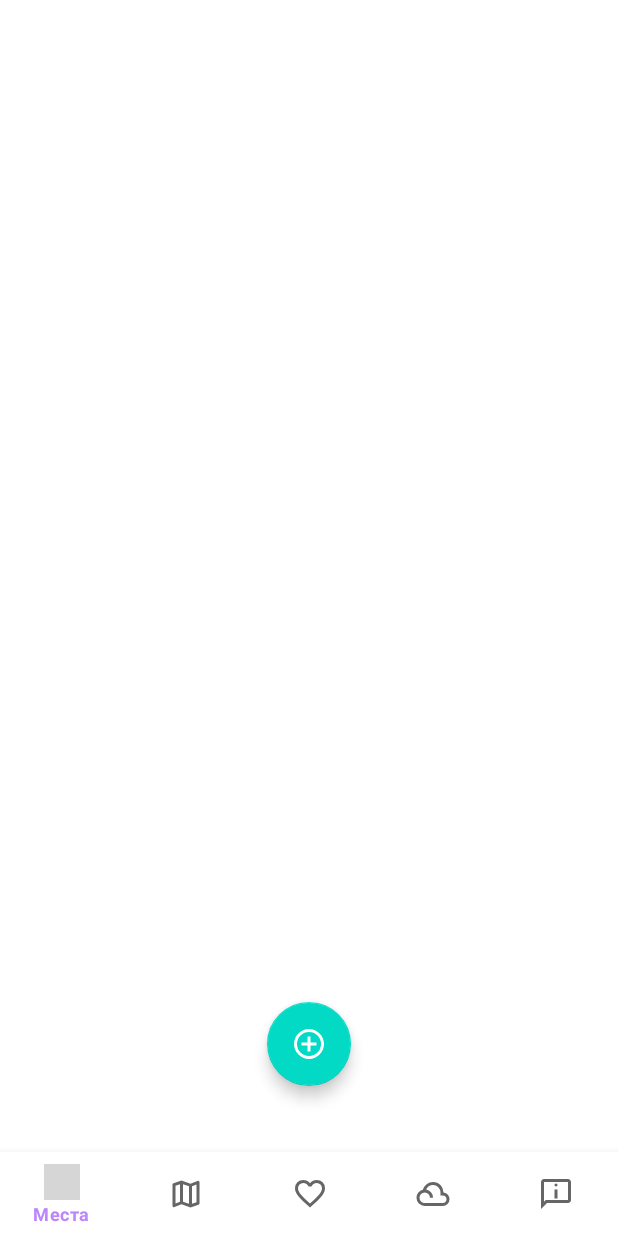
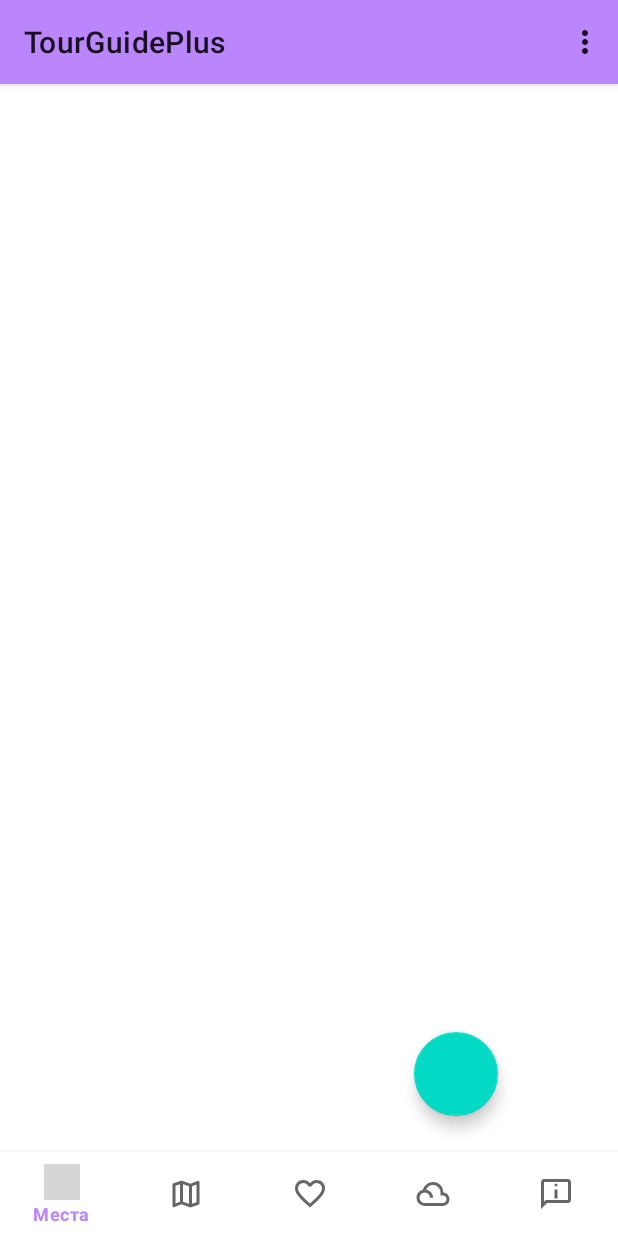
Before and after one commit to vadimkabeats/Tour, an Android app built with Jetpack Compose: the screen it shows after launch (MainActivity), on a phone screen of 412 x 824 dp. Run offline under Robolectric (Android 15) with nearby library versions, the phone set to English and light mode, and no system bars; our stand-ins replace Room's generated code, navigation-ui; grey boxes are pictures that could not be loaded.

Commit message:
Добавил тулбар для показа списка категорий

```diff
--- a/app/src/main/java/com/example/tourguideplus/MainActivity.kt
+++ b/app/src/main/java/com/example/tourguideplus/MainActivity.kt
@@ -1,12 +1,13 @@
 package com.example.tourguideplus
 
 import android.os.Bundle
+import android.view.Menu
+import android.view.MenuItem
 import androidx.appcompat.app.AppCompatActivity
 import androidx.navigation.findNavController
+import androidx.navigation.ui.setupWithNavController
 import com.example.tourguideplus.databinding.ActivityMainBinding
 import com.example.tourguideplus.ui.main.AddEditPlaceDialogFragment
-import androidx.navigation.ui.NavigationUI
-import androidx.navigation.ui.setupWithNavController
 import com.example.tourguideplus.ui.routes.AddEditRouteDialogFragment
 
 class MainActivity : AppCompatActivity() {
@@ -18,40 +19,51 @@ class MainActivity : AppCompatActivity() {
         binding = ActivityMainBinding.inflate(layoutInflater)
         setContentView(binding.root)
 
+        setSupportActionBar(binding.toolbar)
         val navController = findNavController(R.id.nav_host_fragment)
 
-        // Привязываем меню к NavController
+        // 1) Привязываем BottomNavigation к NavController
         binding.bottomNav.setupWithNavController(navController)
 
-
-        binding.bottomNav.setOnItemSelectedListener { menuItem ->
-            when (menuItem.itemId) {
-                R.id.placesFragment -> {
-                    navController.popBackStack(R.id.placesFragment, false)
-                    true
-                }
-                else -> NavigationUI.onNavDestinationSelected(menuItem, navController)
+        // 2) Показываем FAB только на вкладках "Места" и "Маршруты"
+        navController.addOnDestinationChangedListener { _, dest, _ ->
+            if (dest.id == R.id.placesFragment ||
+                dest.id == R.id.navigation_routes
+            ) {
+                binding.fabAddPlace.show()
+            } else {
+                binding.fabAddPlace.hide()
             }
         }
 
-        // FAB только на экранах Places и Routes
-        navController.addOnDestinationChangedListener { _, destination, _ ->
-            when (destination.id) {
-                R.id.placesFragment,
-                R.id.navigation_routes -> binding.fabAddPlace.show()
-                else -> binding.fabAddPlace.hide()
-            }
-        }
-
-
+        // 3) Обработка нажатия FAB: добавляем место или маршрут
         binding.fabAddPlace.setOnClickListener {
-            val dest = navController.currentDestination?.id
-            when (dest) {
-                R.id.placesFragment -> AddEditPlaceDialogFragment()
-                    .show(supportFragmentManager, "AddEditPlace")
-                R.id.navigation_routes -> AddEditRouteDialogFragment()
-                    .show(supportFragmentManager, "AddEditRoute")
+            when (navController.currentDestination?.id) {
+                R.id.placesFragment ->
+                    AddEditPlaceDialogFragment()
+                        .show(supportFragmentManager, "AddEditPlace")
+                R.id.navigation_routes ->
+                    AddEditRouteDialogFragment()
+                        .show(supportFragmentManager, "AddEditRoute")
             }
         }
     }
+
+    // --- overflow-меню для "Категорий" ---
+    override fun onCreateOptionsMenu(menu: Menu): Boolean {
+        menuInflater.inflate(R.menu.menu_main, menu)
+        return true
+    }
+
+    override fun onOptionsItemSelected(item: MenuItem): Boolean {
+        return when (item.itemId) {
+            R.id.menu_categories -> {
+                // Навигация к CategoriesFragment
+                findNavController(R.id.nav_host_fragment)
+                    .navigate(R.id.categoriesFragment)
+                true
+            }
+            else -> super.onOptionsItemSelected(item)
+        }
+    }
 }
--- a/app/src/main/java/com/example/tourguideplus/data/dao/CategoryDao.kt
+++ b/app/src/main/java/com/example/tourguideplus/data/dao/CategoryDao.kt
@@ -23,4 +23,10 @@ interface CategoryDao {
     @Transaction
     @Query("SELECT * FROM places WHERE id = :placeId")
     suspend fun getPlaceWithCategories(placeId: Long): PlaceWithCategories?
+
+    @Update
+    suspend fun updateCategory(cat: CategoryEntity)
+
+    @Delete
+    suspend fun deleteCategory(cat: CategoryEntity)
 }
--- /dev/null
+++ b/app/src/main/res/drawable/ic_category_24.xml
@@ -0,0 +1,9 @@
+<vector xmlns:android="http://schemas.android.com/apk/res/android"
+    android:width="24dp"
+    android:height="24dp"
+    android:viewportWidth="960"
+    android:viewportHeight="960">
+  <path
+      android:pathData="m260,440 l220,-360 220,360L260,440ZM700,880q-75,0 -127.5,-52.5T520,700q0,-75 52.5,-127.5T700,520q75,0 127.5,52.5T880,700q0,75 -52.5,127.5T700,880ZM120,860v-320h320v320L120,860ZM700,800q42,0 71,-29t29,-71q0,-42 -29,-71t-71,-29q-42,0 -71,29t-29,71q0,42 29,71t71,29ZM200,780h160v-160L200,620v160ZM402,360h156l-78,-126 -78,126ZM480,360ZM360,620ZM700,700Z"
+      android:fillColor="#e3e3e3"/>
+</vector>
--- a/app/src/main/res/layout/activity_main.xml
+++ b/app/src/main/res/layout/activity_main.xml
@@ -1,37 +1,46 @@
-<?xml version="1.0" encoding="utf-8"?>
 <androidx.coordinatorlayout.widget.CoordinatorLayout
     xmlns:android="http://schemas.android.com/apk/res/android"
     xmlns:app="http://schemas.android.com/apk/res-auto"
     android:layout_width="match_parent"
-    android:layout_height="match_parent"
-    android:fitsSystemWindows="true">
+    android:layout_height="match_parent">
 
-    <!-- Навигационный хост -->
+    <com.google.android.material.appbar.AppBarLayout
+        android:layout_width="match_parent"
+        android:layout_height="wrap_content"
+        android:theme="@style/ThemeOverlay.AppCompat.ActionBar">
+
+        <com.google.android.material.appbar.MaterialToolbar
+            android:id="@+id/toolbar"
+            android:layout_width="match_parent"
+            android:layout_height="?attr/actionBarSize"
+            app:title="@string/app_name"
+            app:popupTheme="@style/ThemeOverlay.AppCompat.Light"/>
+
+    </com.google.android.material.appbar.AppBarLayout>
+
     <fragment
         android:id="@+id/nav_host_fragment"
         android:name="androidx.navigation.fragment.NavHostFragment"
         android:layout_width="match_parent"
-        android:layout_height="match_parent"
+        android:layout_height="0dp"
+        android:layout_marginBottom="?attr/actionBarSize"
+        app:layout_behavior="@string/appbar_scrolling_view_behavior"
         app:defaultNavHost="true"
-        app:navGraph="@navigation/nav_graph" />
+        app:navGraph="@navigation/nav_graph"/>
 
-    <!-- Плавающая кнопка -->
-    <com.google.android.material.floatingactionbutton.FloatingActionButton
-        android:id="@+id/fab_add_place"
-        android:layout_width="wrap_content"
-        android:layout_height="wrap_content"
-        android:layout_margin="100dp"
-        android:contentDescription="Добавить место"
-        android:src="@drawable/ic_add"
-        app:layout_anchor="@id/bottom_nav"
-        app:layout_anchorGravity="center"/>
-
-    <!-- Нижняя навигация -->
     <com.google.android.material.bottomnavigation.BottomNavigationView
-        android:id="@+id/bottom_nav"
+        android:id="@+id/bottomNav"
         android:layout_width="match_parent"
         android:layout_height="wrap_content"
         android:layout_gravity="bottom"
-        app:menu="@menu/bottom_nav_menu" />
+        app:menu="@menu/bottom_nav_menu"/>
+
+    <com.google.android.material.floatingactionbutton.FloatingActionButton
+        android:id="@+id/fabAddPlace"
+        android:layout_width="wrap_content"
+        android:layout_height="wrap_content"
+        android:layout_gravity="bottom|end"
+        android:layout_margin="80dp"
+        android:icon="@drawable/ic_add"/>
 
 </androidx.coordinatorlayout.widget.CoordinatorLayout>
--- /dev/null
+++ b/app/src/main/res/menu/menu_main.xml
@@ -0,0 +1,8 @@
+<menu xmlns:android="http://schemas.android.com/apk/res/android"
+    xmlns:app="http://schemas.android.com/apk/res-auto">
+    <item
+        android:id="@+id/menu_categories"
+        android:title="Категории"
+        android:icon="@drawable/ic_category_24"
+        app:showAsAction="never"/>
+</menu>
--- a/app/src/main/res/navigation/nav_graph.xml
+++ b/app/src/main/res/navigation/nav_graph.xml
@@ -54,6 +54,11 @@
             android:name="routeId"
             app:argType="long" />
     </fragment>
+    <fragment
+        android:id="@+id/categoriesFragment"
+        android:name="com.example.tourguideplus.ui.main.CategoriesFragment"
+        android:label="Категории"
+        tools:layout="@layout/fragment_categories" />
 
     <action
         android:id="@+id/action_routesFragment_to_routeDetailFragment"
```
Also changed, not shown: app/src/main/java/com/example/tourguideplus/data/repository/CategoryRepository.kt (+8 -0 lines), app/src/main/java/com/example/tourguideplus/ui/main/AddEditCategoryDialogFragment.kt (added, +49 -0 lines), app/src/main/java/com/example/tourguideplus/ui/main/CategoriesFragment.kt (added, +60 -0 lines), app/src/main/java/com/example/tourguideplus/ui/main/CategoryAdapter.kt (added, +49 -0 lines), app/src/main/java/com/example/tourguideplus/ui/main/CategoryViewModel.kt (+8 -0 lines), app/src/main/res/drawable/ic_edit_24.xml (added, +9 -0 lines), app/src/main/res/layout/dialog_add_edit_category.xml (added, +36 -0 lines), app/src/main/res/layout/item_category.xml (added, +30 -0 lines).
